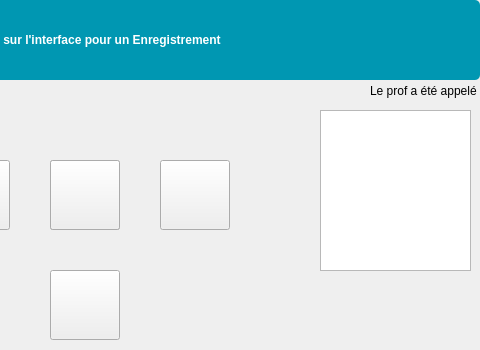
First picture: the form in InterfaceEleve/interfaceenregistrement.ui, repository Sam-Depardieu/Labo-de-langue, before the edit; both pictures show x 320 to 800 and y 0 to 350 of the 800 by 480 pixel window.
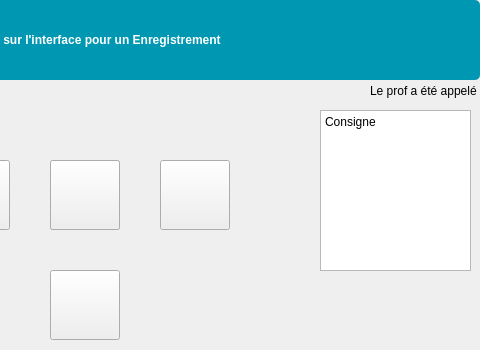
Second picture: the form after the edit. Icons and pictures are not drawn.

Diff of the .ui file:
```diff
--- a/InterfaceEleve/interfaceenregistrement.ui
+++ b/InterfaceEleve/interfaceenregistrement.ui
@@ -328,6 +328,16 @@
      <height>161</height>
     </rect>
    </property>
+   <property name="html">
+    <string>&lt;!DOCTYPE HTML PUBLIC &quot;-//W3C//DTD HTML 4.0//EN&quot; &quot;http://www.w3.org/TR/REC-html40/strict.dtd&quot;&gt;
+&lt;html&gt;&lt;head&gt;&lt;meta name=&quot;qrichtext&quot; content=&quot;1&quot; /&gt;&lt;meta charset=&quot;utf-8&quot; /&gt;&lt;style type=&quot;text/css&quot;&gt;
+p, li { white-space: pre-wrap; }
+hr { height: 1px; border-width: 0; }
+li.unchecked::marker { content: &quot;\2610&quot;; }
+li.checked::marker { content: &quot;\2612&quot;; }
+&lt;/style&gt;&lt;/head&gt;&lt;body style=&quot; font-family:'Segoe UI'; font-size:9pt; font-weight:400; font-style:normal;&quot;&gt;
+&lt;p style=&quot; margin-top:0px; margin-bottom:0px; margin-left:0px; margin-right:0px; -qt-block-indent:0; text-indent:0px;&quot;&gt;Consigne&lt;/p&gt;&lt;/body&gt;&lt;/html&gt;</string>
+   </property>
   </widget>
   <zorder>pushButton_2</zorder>
   <zorder>pushButton</zorder>
```
Left out of the diff: 2 changed lines with no effect on the pictures.
